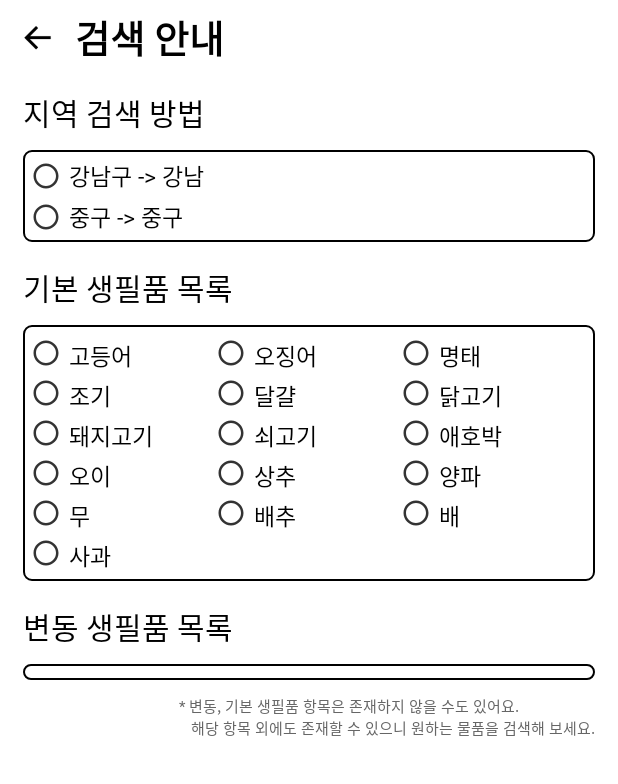
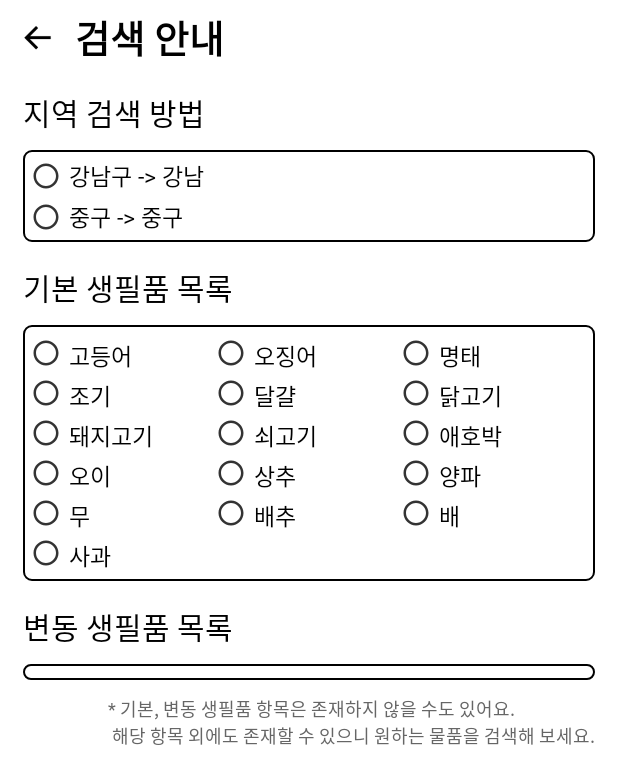
Before and after one commit to koSim97/mulgaTalkTalk_public, an Android app: the HelpFragment screen opened through its navigation route, on a phone screen of 412 x 824 dp. Shown: the top 784 px of the screen. Run offline under Robolectric (Android 15) with nearby library versions, the phone set to English and light mode, and no system bars; our stand-ins replace Dagger/Hilt's generated code, Firebase (no records; nobody signed in at launch, a user with empty details on screens opened directly), data binding, navigation-ui; network calls fail; 1 statement that could not run was skipped.

Commit message:
[SIM] 검색안내 페이지 ui 수정

```diff
--- a/app/src/main/res/layout/fragment_help.xml
+++ b/app/src/main/res/layout/fragment_help.xml
@@ -28,7 +28,7 @@
             android:layout_width="wrap_content"
             android:layout_height="50dp"
             android:textSize="25dp"
-            android:text="검색 안내"
+            android:text="@string/help_title"
             android:textColor="@color/black"
             android:fontFamily="@font/roboto_bold"
             android:gravity="center"
@@ -42,7 +42,7 @@
             android:layout_marginTop="10dp"
             android:layout_marginStart="15dp"
             android:fontFamily="@font/roboto_medium"
-            android:text="지역 검색 방법"
+            android:text="@string/help_region_title"
             android:textColor="@color/black"
             android:textSize="20dp"
             app:layout_constraintStart_toStartOf="parent"
@@ -119,7 +119,7 @@
             android:layout_marginTop="15dp"
             android:layout_marginStart="15dp"
             android:fontFamily="@font/roboto_medium"
-            android:text="기본 생필품 목록"
+            android:text="@string/help_default_title"
             android:textColor="@color/black"
             android:textSize="20dp"
             app:layout_constraintStart_toStartOf="parent"
@@ -134,6 +134,7 @@
             android:layout_marginEnd="15dp"
             android:padding="5dp"
             android:background="@drawable/home_itme_shape"
+            android:overScrollMode="never"
             helpItem="@{viewModel.productList}"
             app:layoutManager="androidx.recyclerview.widget.GridLayoutManager"
             app:spanCount="3"
@@ -147,7 +148,7 @@
             android:layout_marginTop="15dp"
             android:layout_marginStart="15dp"
             android:fontFamily="@font/roboto_medium"
-            android:text="변동 생필품 목록"
+            android:text="@string/help_rotate_title"
             android:textColor="@color/black"
             android:textSize="20dp"
             app:layout_constraintStart_toStartOf="parent"
@@ -162,6 +163,7 @@
             android:layout_marginEnd="15dp"
             android:padding="5dp"
             android:background="@drawable/home_itme_shape"
+            android:overScrollMode="never"
             app:layoutManager="androidx.recyclerview.widget.GridLayoutManager"
             app:spanCount="3"
             app:layout_constraintStart_toStartOf="parent"
@@ -173,9 +175,9 @@
             android:layout_marginTop="10dp"
             android:layout_marginEnd="15dp"
             android:fontFamily="@font/roboto_regular"
-            android:text="* 변동, 기본 생필품 항목은 존재하지 않을 수도 있어요.\n   해당 항목 외에도 존재할 수 있으니 원하는 물품을 검색해 보세요."
+            android:text="@string/help_example"
             android:textColor="#666666"
-            android:textSize="10dp"
+            android:textSize="12dp"
             app:layout_constraintEnd_toEndOf="parent"
             app:layout_constraintTop_toBottomOf="@+id/product_help_rotate_rv" />
 
--- a/app/src/main/res/values/strings.xml
+++ b/app/src/main/res/values/strings.xml
@@ -10,6 +10,11 @@
     <string name="network_error_txt">네트워크 연결을 확인 후 재시도 해주세요.</string>
     <string name="no_product">현재 등록된 물가 정보가 없어요.</string>
 
+    <string name="help_title">검색 안내</string>
+    <string name="help_region_title">지역 검색 방법</string>
+    <string name="help_default_title">기본 생필품 목록</string>
+    <string name="help_rotate_title">변동 생필품 목록</string>
     <string name="help_region_example1">강남구 -> 강남</string>
     <string name="help_region_example2">중구 -> 중구</string>
+    <string name="help_example">* 기본, 변동 생필품 항목은 존재하지 않을 수도 있어요.\n   해당 항목 외에도 존재할 수 있으니 원하는 물품을 검색해 보세요.</string>
 </resources>
```
